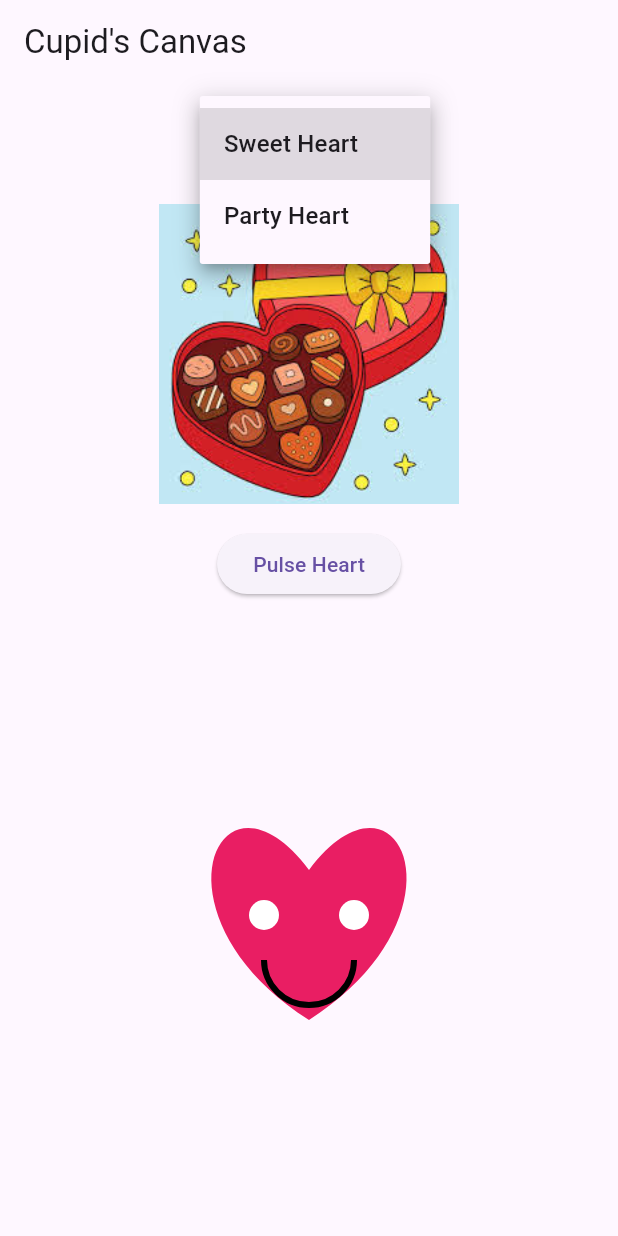
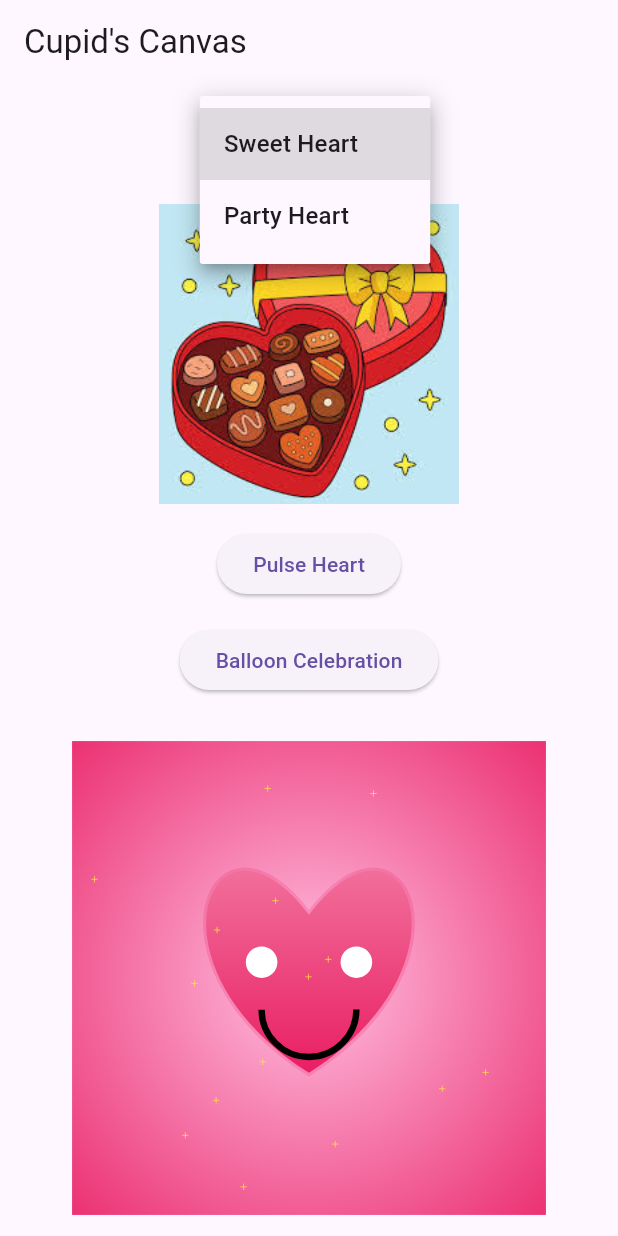
Before and after one commit to femioduba1/group_challenge, a Flutter app: the screen it shows after launch, after a tap on "Sweet Heart", on a phone screen of 412 x 824 dp. Run offline on Flutter 3.47's test engine with Material 3 defaults, Android fonts, the phone set to English and light mode, and no system bars.

Commit message:
Add Balloon Celebration, gradients, sparkles, and love trail thing

```diff
--- a/lib/main.dart
+++ b/lib/main.dart
@@ -1,4 +1,5 @@
 import 'package:flutter/material.dart';
+import 'dart:math';
 
 void main() => runApp(const ValentineApp());
 
@@ -27,6 +28,23 @@ class _ValentineHomeState extends State<ValentineHome>
   final List<String> emojiOptions = ['Sweet Heart', 'Party Heart'];
   String selectedEmoji = 'Sweet Heart';
   double heartScale = 1.0;
+  bool showBalloons = false;
+  late AnimationController _controller;
+
+  @override
+  void initState() {
+    super.initState();
+    _controller = AnimationController(
+      vsync: this,
+      duration: const Duration(seconds: 2),
+    )..repeat(reverse: true);
+  }
+
+  @override
+  void dispose() {
+    _controller.dispose();
+    super.dispose();
+  }
 
   @override
   Widget build(BuildContext context) {
@@ -45,7 +63,6 @@ class _ValentineHomeState extends State<ValentineHome>
                 setState(() => selectedEmoji = value ?? selectedEmoji),
           ),
           const SizedBox(height: 16),
-
           // <-- Added image from assets
           Container(
             width: 200,
@@ -67,14 +84,31 @@ class _ValentineHomeState extends State<ValentineHome>
             child: const Text('Pulse Heart'),
           ),
           const SizedBox(height: 16),
+          ElevatedButton(
+            onPressed: () {
+              setState(() {
+                showBalloons = !showBalloons;
+              });
+            },
+            child: const Text('Balloon Celebration'),
+          ),
+          const SizedBox(height: 16),
           Expanded(
             child: Center(
-              child: Transform.scale(
-                scale: heartScale,
+              child: AnimatedBuilder(
+                animation: _controller,
+                builder: (context, child) {
+                  return Transform.scale(
+                    scale: heartScale + 0.1 * _controller.value,
                     child: CustomPaint(
                       size: const Size(300, 300),
-                  painter: HeartEmojiPainter(type: selectedEmoji),
+                      painter: HeartEmojiPainter(
+                        type: selectedEmoji,
+                        showBalloons: showBalloons,
                       ),
+                    ),
+                  );
+                },
               ),
             ),
           ),
@@ -85,15 +119,53 @@ class _ValentineHomeState extends State<ValentineHome>
 }
 
 class HeartEmojiPainter extends CustomPainter {
-  HeartEmojiPainter({required this.type});
+  HeartEmojiPainter({required this.type, this.showBalloons = false});
   final String type;
+  final bool showBalloons;
+
+  final Random random = Random();
 
   @override
   void paint(Canvas canvas, Size size) {
     final center = Offset(size.width / 2, size.height / 2);
-    final paint = Paint()..style = PaintingStyle.fill;
 
-    // Heart base
+    // Background radial gradient
+    final bgRect = Rect.fromLTWH(0, 0, size.width, size.height);
+    final bgPaint = Paint()
+      ..shader = const RadialGradient(
+        colors: [Color(0xFFFFC1E3), Color(0xFFE91E63)],
+        center: Alignment.center,
+        radius: 0.8,
+      ).createShader(bgRect);
+    canvas.drawRect(bgRect, bgPaint);
+
+    // Love trail
+    final trailPaint = Paint()
+      ..style = PaintingStyle.stroke
+      ..color = Colors.pink.withOpacity(0.2)
+      ..strokeWidth = 4;
+    final trailPath = Path()
+      ..moveTo(center.dx, center.dy + 60)
+      ..cubicTo(
+        center.dx + 110,
+        center.dy - 10,
+        center.dx + 60,
+        center.dy - 120,
+        center.dx,
+        center.dy - 40,
+      )
+      ..cubicTo(
+        center.dx - 60,
+        center.dy - 120,
+        center.dx - 110,
+        center.dy - 10,
+        center.dx,
+        center.dy + 60,
+      )
+      ..close();
+    canvas.drawPath(trailPath, trailPaint);
+
+    // Heart base with gradient
     final heartPath = Path()
       ..moveTo(center.dx, center.dy + 60)
       ..cubicTo(
@@ -113,30 +185,15 @@ class HeartEmojiPainter extends CustomPainter {
         center.dy + 60,
       )
       ..close();
-
-    paint.color = type == 'Party Heart'
-        ? const Color(0xFFF48FB1)
-        : const Color(0xFFE91E63);
-    canvas.drawPath(heartPath, paint);
+    final heartPaint = Paint()
+      ..shader = const LinearGradient(
+        colors: [Color(0xFFF48FB1), Color(0xFFE91E63)],
+        begin: Alignment.topCenter,
+        end: Alignment.bottomCenter,
+      ).createShader(Rect.fromLTWH(center.dx - 110, center.dy - 120, 220, 180));
+    canvas.drawPath(heartPath, heartPaint);
 
     // Face features
-    if (type == 'Sweet Heart') {
-      final eyePaint = Paint()..color = Colors.white;
-      canvas.drawCircle(Offset(center.dx - 30, center.dy - 10), 10, eyePaint);
-      canvas.drawCircle(Offset(center.dx + 30, center.dy - 10), 10, eyePaint);
-
-      final mouthPaint = Paint()
-        ..color = Colors.black
-        ..style = PaintingStyle.stroke
-        ..strokeWidth = 4;
-      canvas.drawArc(
-        Rect.fromCircle(center: Offset(center.dx, center.dy + 20), radius: 30),
-        0,
-        3.14,
-        false,
-        mouthPaint,
-      );
-    } else if (type == 'Party Heart') {
     final eyePaint = Paint()..color = Colors.white;
     canvas.drawCircle(Offset(center.dx - 30, center.dy - 10), 10, eyePaint);
     canvas.drawCircle(Offset(center.dx + 30, center.dy - 10), 10, eyePaint);
@@ -153,7 +210,8 @@ class HeartEmojiPainter extends CustomPainter {
       mouthPaint,
     );
 
-      // Party hat placeholder
+    // Party hat placeholder + confetti
+    if (type == 'Party Heart') {
       final hatPaint = Paint()..color = const Color(0xFFFFD54F);
       final hatPath = Path()
         ..moveTo(center.dx, center.dy - 110)
@@ -163,22 +221,49 @@ class HeartEmojiPainter extends CustomPainter {
       canvas.drawPath(hatPath, hatPaint);
 
       // Confetti
+      for (int i = 0; i < 20; i++) {
         final confettiPaint = Paint()
-        ..color = Colors
-            .primaries[DateTime.now().millisecond % Colors.primaries.length]
-        ..strokeWidth = 3
-        ..style = PaintingStyle.stroke;
+          ..color = Colors.primaries[random.nextInt(Colors.primaries.length)];
+        final dx = center.dx + random.nextDouble() * 200 - 100;
+        final dy = center.dy + random.nextDouble() * 200 - 100;
+        canvas.drawCircle(Offset(dx, dy), 5, confettiPaint);
+      }
+    }
 
-      for (int i = 0; i < 20; i++) {
-        final x = center.dx + (i * 7) * (i % 2 == 0 ? 1 : -1);
-        final y = center.dy + (i * 5) * (i % 3 == 0 ? 1 : -1);
-        canvas.drawCircle(Offset(x, y), 4, confettiPaint);
-        canvas.drawLine(Offset(x, y), Offset(x + 5, y + 5), confettiPaint);
+    // Balloons
+    if (showBalloons) {
+      for (int i = 0; i < 5; i++) {
+        final balloonPaint = Paint()
+          ..color = Colors.primaries[i * 2 % Colors.primaries.length];
+        final balloonCenter = Offset(
+          center.dx - 100 + i * 50,
+          center.dy - 150 - random.nextDouble() * 50,
+        );
+        canvas.drawOval(
+          Rect.fromCenter(center: balloonCenter, width: 30, height: 40),
+          balloonPaint,
+        );
+        canvas.drawLine(
+          balloonCenter,
+          Offset(balloonCenter.dx, balloonCenter.dy + 40),
+          Paint()..color = Colors.black,
+        );
       }
+    }
+
+    // Sparkles
+    for (int i = 0; i < 15; i++) {
+      final sparklePaint = Paint()..color = Colors.yellow.withOpacity(0.7);
+      final angle = random.nextDouble() * 2 * pi;
+      final radius = 150 * random.nextDouble();
+      final x = center.dx + radius * cos(angle);
+      final y = center.dy + radius * sin(angle);
+      canvas.drawLine(Offset(x - 2, y), Offset(x + 2, y), sparklePaint);
+      canvas.drawLine(Offset(x, y - 2), Offset(x, y + 2), sparklePaint);
     }
   }
 
   @override
   bool shouldRepaint(covariant HeartEmojiPainter oldDelegate) =>
-      oldDelegate.type != type;
+      oldDelegate.type != type || oldDelegate.showBalloons != showBalloons;
 }
```
Lines whose indentation alone changed are shown as unchanged.
